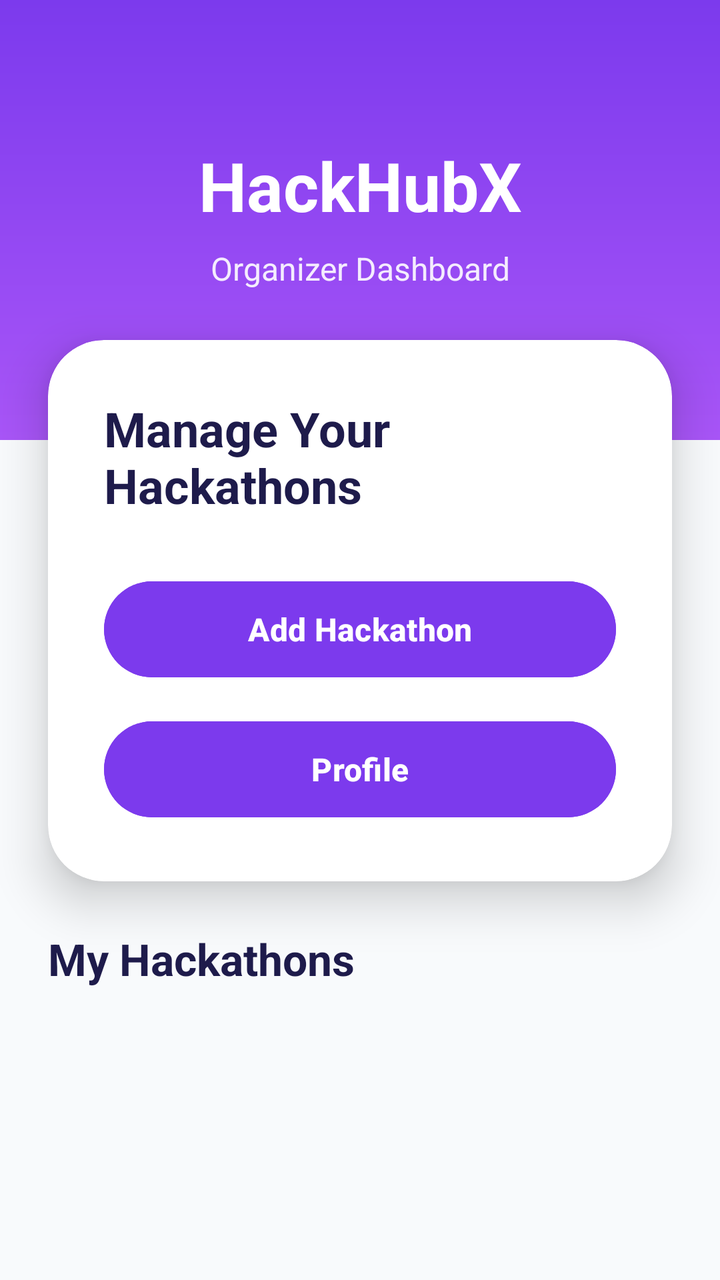
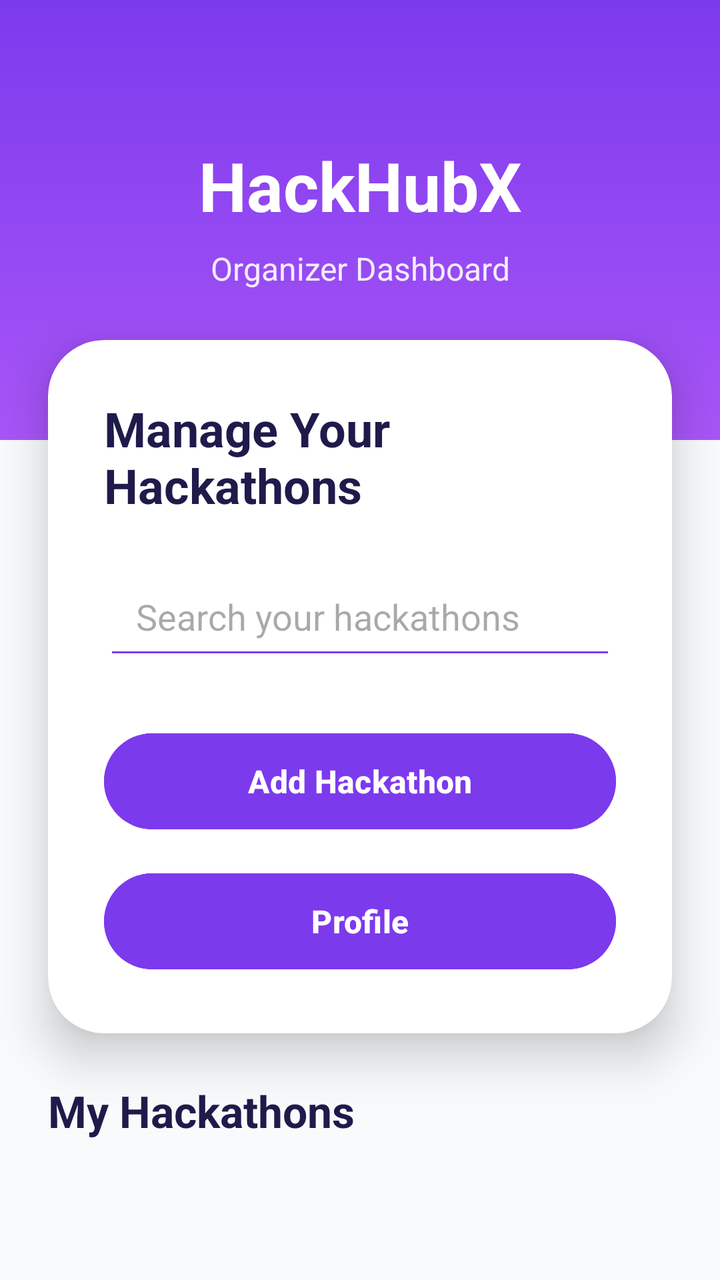

The first picture is an Android layout as it rendered before a commit; the second is the same layout after the commit. The layout source and the unified diff follow.
<!-- AndroidManifest.xml: application theme Theme.HackHubX -->
<!-- res/layout/activity_organizer_dashboard.xml -->
<?xml version="1.0" encoding="utf-8"?>
<androidx.core.widget.NestedScrollView
    xmlns:android="http://schemas.android.com/apk/res/android"

    xmlns:app="http://schemas.android.com/apk/res-auto"

    android:layout_width="match_parent"

    android:layout_height="match_parent"

    android:fillViewport="true">

<androidx.constraintlayout.widget.ConstraintLayout
    xmlns:android="http://schemas.android.com/apk/res/android"

    xmlns:app="http://schemas.android.com/apk/res-auto"

    android:layout_width="match_parent"

    android:layout_height="match_parent"

    android:background="@color/background_white">

    

    <View
        android:id="@+id/topSection"

        android:layout_width="0dp"

        android:layout_height="220dp"

        android:background="@drawable/grape_gradient"

        app:layout_constraintTop_toTopOf="parent"

        app:layout_constraintStart_toStartOf="parent"

        app:layout_constraintEnd_toEndOf="parent" />

    

    <TextView
        android:id="@+id/tvTitle"

        android:layout_width="wrap_content"

        android:layout_height="wrap_content"

        android:text="HackHubX"

        android:textColor="@color/white"

        android:textStyle="bold"

        android:textSize="34sp"

        android:layout_marginTop="70dp"

        app:layout_constraintTop_toTopOf="parent"

        app:layout_constraintStart_toStartOf="parent"

        app:layout_constraintEnd_toEndOf="parent" />

    

    <TextView
        android:id="@+id/tvSubtitle"

        android:layout_width="wrap_content"

        android:layout_height="wrap_content"

        android:text="Organizer Dashboard"

        android:textColor="@color/white"

        android:textSize="16sp"

        android:alpha="0.9"

        android:layout_marginTop="8dp"

        app:layout_constraintTop_toBottomOf="@id/tvTitle"

        app:layout_constraintStart_toStartOf="parent"

        app:layout_constraintEnd_toEndOf="parent" />

    

    <androidx.cardview.widget.CardView
        android:id="@+id/dashboardCard"

        android:layout_width="0dp"

        android:layout_height="wrap_content"

        android:layout_marginStart="24dp"

        android:layout_marginEnd="24dp"

        android:layout_marginTop="170dp"

        app:cardCornerRadius="28dp"

        app:cardElevation="14dp"

        app:cardBackgroundColor="@color/white"

        app:layout_constraintTop_toTopOf="parent"

        app:layout_constraintStart_toStartOf="parent"

        app:layout_constraintEnd_toEndOf="parent">

        <LinearLayout
            android:layout_width="match_parent"

            android:layout_height="wrap_content"

            android:orientation="vertical"

            android:padding="28dp">

            <TextView
                android:id="@+id/tvOrganizer"

                android:layout_width="wrap_content"

                android:layout_height="wrap_content"

                android:text="Manage Your Hackathons"

                android:textSize="24sp"

                android:textStyle="bold"

                android:textColor="@color/text_dark" />

            <Button
                android:id="@+id/btnAddHackathon"

                android:layout_width="match_parent"

                android:layout_height="56dp"

                android:text="Add Hackathon"

                android:textStyle="bold"

                android:textSize="16sp"

                android:textColor="@color/white"

                android:backgroundTint="@color/grape_primary"

                android:layout_marginTop="28dp" />

            <Button
                android:id="@+id/btnProfile"

                android:layout_width="match_parent"

                android:layout_height="56dp"

                android:text="Profile"

                android:textStyle="bold"

                android:textSize="16sp"

                android:textColor="@color/white"

                android:backgroundTint="@color/grape_primary"

                android:layout_marginTop="14dp" />

        </LinearLayout>

    </androidx.cardview.widget.CardView>

    

    <TextView
        android:id="@+id/tvMyHackathons"

        android:layout_width="wrap_content"

        android:layout_height="wrap_content"

        android:text="My Hackathons"

        android:textSize="22sp"

        android:textStyle="bold"

        android:textColor="@color/text_dark"

        android:layout_marginTop="24dp"

        android:layout_marginStart="24dp"

        app:layout_constraintTop_toBottomOf="@id/dashboardCard"

        app:layout_constraintStart_toStartOf="parent" />

    <TextView
        android:id="@+id/tvEmptyState"

        android:layout_width="wrap_content"

        android:layout_height="wrap_content"

        android:text="You haven't created any hackathons yet"

        android:textSize="16sp"

        android:textColor="@color/text_dark"

        android:visibility="gone"

        android:layout_marginTop="40dp"

        app:layout_constraintTop_toBottomOf="@id/tvMyHackathons"

        app:layout_constraintStart_toStartOf="parent"

        app:layout_constraintEnd_toEndOf="parent" />

    

    <androidx.recyclerview.widget.RecyclerView
        android:id="@+id/recyclerMyHackathons"

        android:layout_width="0dp"

        android:layout_height="wrap_content"

        android:nestedScrollingEnabled="false"

        android:layout_marginTop="16dp"

        android:paddingBottom="24dp"

        app:layout_constraintTop_toBottomOf="@id/tvEmptyState"

        app:layout_constraintBottom_toBottomOf="parent"

        app:layout_constraintStart_toStartOf="parent"

        app:layout_constraintEnd_toEndOf="parent" />
</androidx.constraintlayout.widget.ConstraintLayout>

</androidx.core.widget.NestedScrollView>
<!-- resources referenced by this layout -->
<resources>
  <color name="background_white">#F8FAFC</color>
  <color name="grape_primary">#7C3AED</color>
  <color name="text_dark">#1E1B4B</color>
  <color name="white">#FFFFFF</color>
  <!-- drawable grape_gradient (drawable) -->
  <?xml version="1.0" encoding="utf-8"?>
  <shape xmlns:android="http://schemas.android.com/apk/res/android">
  
      <gradient
          android:startColor="#7C3AED"
          android:endColor="#A855F7"
          android:angle="270" />
  
  </shape>
  <style name="Theme.HackHubX" parent="Base.Theme.HackHubX" />
  <style name="Base.Theme.HackHubX" parent="Theme.Material3.DayNight.NoActionBar">
  
          <item name="colorPrimary">
              @color/grape_primary
          </item>
  
          <item name="colorSecondary">
              @color/grape_secondary
          </item>
  
          <item name="android:statusBarColor">
              @color/grape_primary
          </item>
  
      </style>
  <color name="grape_secondary">#A855F7</color>
</resources>

<!-- the commit's change to res/layout/activity_organizer_dashboard.xml (unified diff, before → after) -->
@@ -139,6 +139,25 @@
 
                 android:textColor="@color/text_dark" />
 
+            <EditText
+                android:id="@+id/etSearchMyHackathons"
+
+                android:layout_width="match_parent"
+
+                android:layout_height="56dp"
+
+                android:layout_marginTop="20dp"
+
+                android:hint="Search your hackathons"
+
+                android:paddingStart="16dp"
+
+                android:paddingEnd="16dp"
+
+                android:backgroundTint="@color/grape_primary"
+
+                android:inputType="text" />
+
             <Button
                 android:id="@+id/btnAddHackathon"
 
